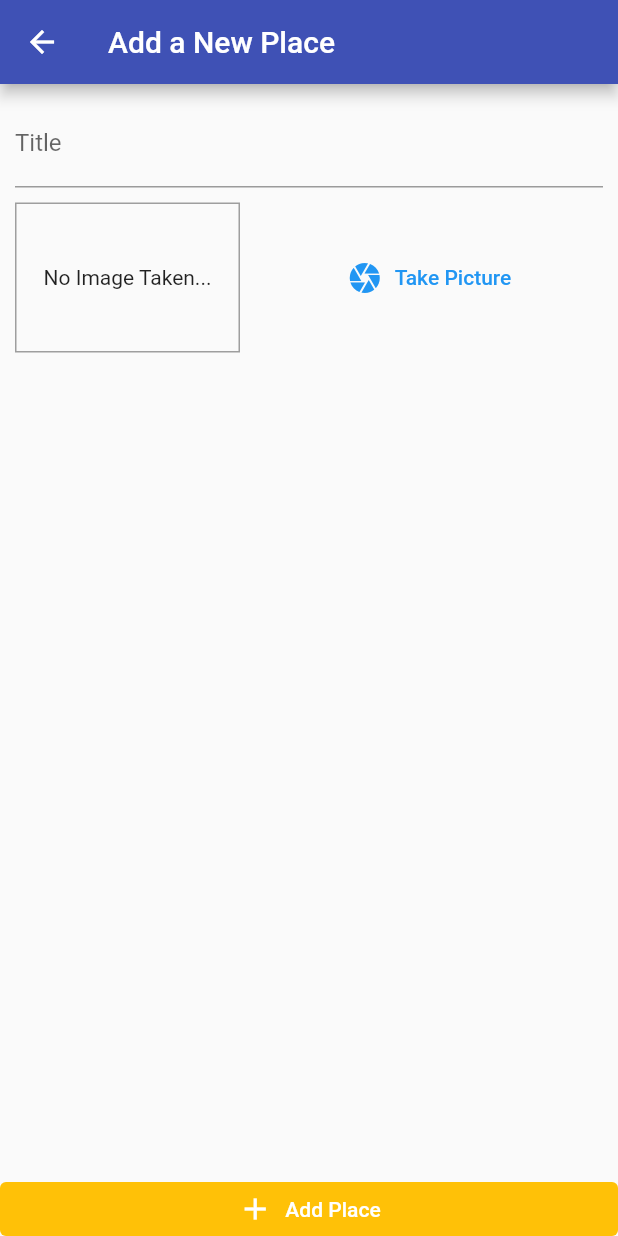
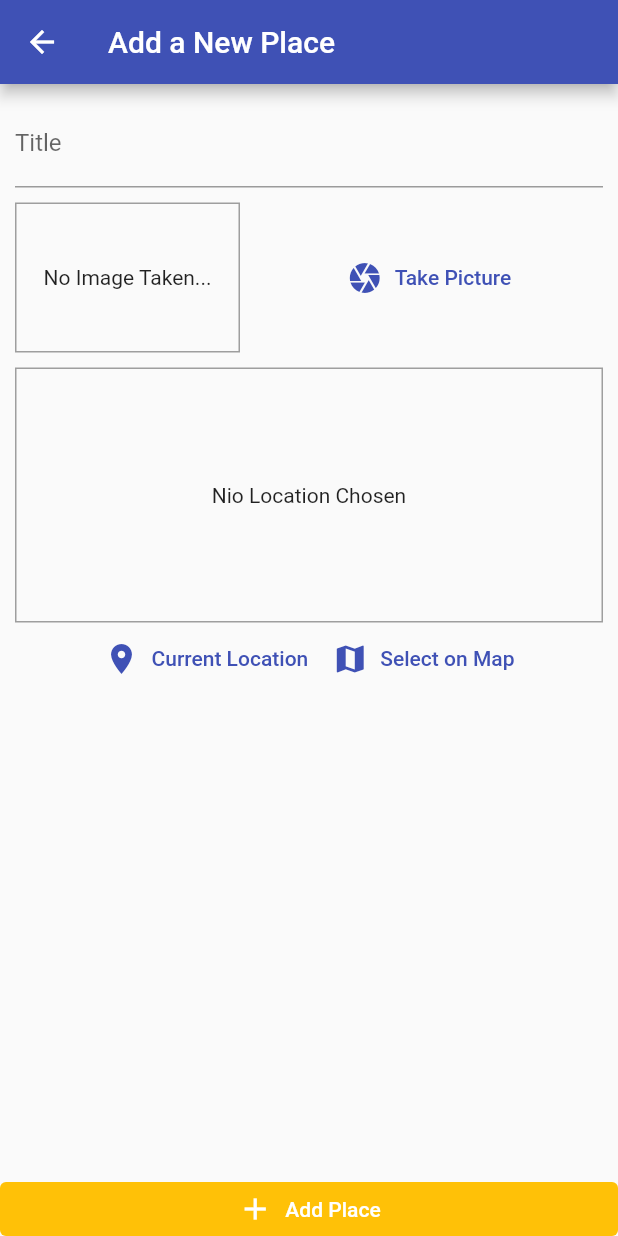
Before and after one commit to suad-mo/cam_map_loc, a Flutter app: the AddPlacesScreen screen opened by its route, on a phone screen of 412 x 824 dp. Run offline on Flutter 3.47's test engine with Material 2 defaults, Android fonts, the phone set to English and light mode, and no system bars; our stand-ins replace image_picker, sqflite; accounts and stored records are empty.

Commit message:
Adding a Location Input & The "location" Package...

```diff
--- a/lib/screens/add_place_screen.dart
+++ b/lib/screens/add_place_screen.dart
@@ -4,6 +4,7 @@ import 'package:flutter/material.dart';
 import 'package:provider/provider.dart';
 
 import '../widgets/image_input.dart';
+import '../widgets/location_input.dart';
 import '../providers/great_places.dart';
 
 // ignore: use_key_in_widget_constructors
@@ -57,6 +58,8 @@ class _AddPlacesScreenState extends State<AddPlacesScreen> {
                       height: 10,
                     ),
                     ImageInput(_selectImage),
+                    const SizedBox(height: 10),
+                    const LocationInput(),
                   ],
                 ),
               ),
--- a/lib/widgets/image_input.dart
+++ b/lib/widgets/image_input.dart
@@ -5,10 +5,10 @@ import 'package:image_picker/image_picker.dart';
 import 'package:path/path.dart' as path;
 import 'package:path_provider/path_provider.dart' as syspaths;
 
-// ignore: use_key_in_widget_constructors
 class ImageInput extends StatefulWidget {
   final Function onSelectImage;
 
+  // ignore: prefer_const_constructors_in_immutables, use_key_in_widget_constructors
   ImageInput(this.onSelectImage);
 
   @override
@@ -69,8 +69,8 @@ class _ImageInputState extends State<ImageInput> {
           child: TextButton.icon(
             icon: const Icon(Icons.camera),
             label: const Text('Take Picture'),
-            style:
-                TextButton.styleFrom(primary: Theme.of(context).primaryColor),
+            // style:
+            //     TextButton.styleFrom(primary: Theme.of(context).primaryColor),
             onPressed: _takePicture,
           ),
         ),
--- /dev/null
+++ b/lib/widgets/location_input.dart
@@ -0,0 +1,56 @@
+import 'package:flutter/material.dart';
+
+class LocationInput extends StatefulWidget {
+  const LocationInput({Key? key}) : super(key: key);
+
+  @override
+  State<LocationInput> createState() => _LocationInputState();
+}
+
+class _LocationInputState extends State<LocationInput> {
+  String? _previewImageUrl;
+
+  @override
+  Widget build(BuildContext context) {
+    return Column(
+      children: <Widget>[
+        Container(
+          height: 170,
+          width: double.infinity,
+          alignment: Alignment.center,
+          decoration:
+              BoxDecoration(border: Border.all(width: 1, color: Colors.grey)),
+          child: _previewImageUrl == null
+              ? const Text(
+                  'Nio Location Chosen',
+                  textAlign: TextAlign.center,
+                )
+              : Image.network(
+                  _previewImageUrl!,
+                  fit: BoxFit.cover,
+                  width: double.infinity,
+                ),
+        ),
+        Row(
+          mainAxisAlignment: MainAxisAlignment.center,
+          children: <Widget>[
+            TextButton.icon(
+              icon: const Icon(Icons.location_on),
+              label: const Text('Current Location'),
+              // style:
+              //     TextButton.styleFrom(primary: Theme.of(context).primaryColor),
+              onPressed: () {},
+            ),
+            TextButton.icon(
+              icon: const Icon(Icons.map),
+              label: const Text('Select on Map'),
+              // style:
+              //     TextButton.styleFrom(primary: Theme.of(context).primaryColor),
+              onPressed: () {},
+            )
+          ],
+        ),
+      ],
+    );
+  }
+}
--- a/pubspec.yaml
+++ b/pubspec.yaml
@@ -34,6 +34,7 @@ dependencies:
   path_provider: ^2.0.11
   path: ^1.8.1
   sqflite: ^2.0.3+1
+  location: ^4.4.0
 
 
   # The following adds the Cupertino Icons font to your application.
```
Also changed, not shown: pubspec.lock, 2 other files.
